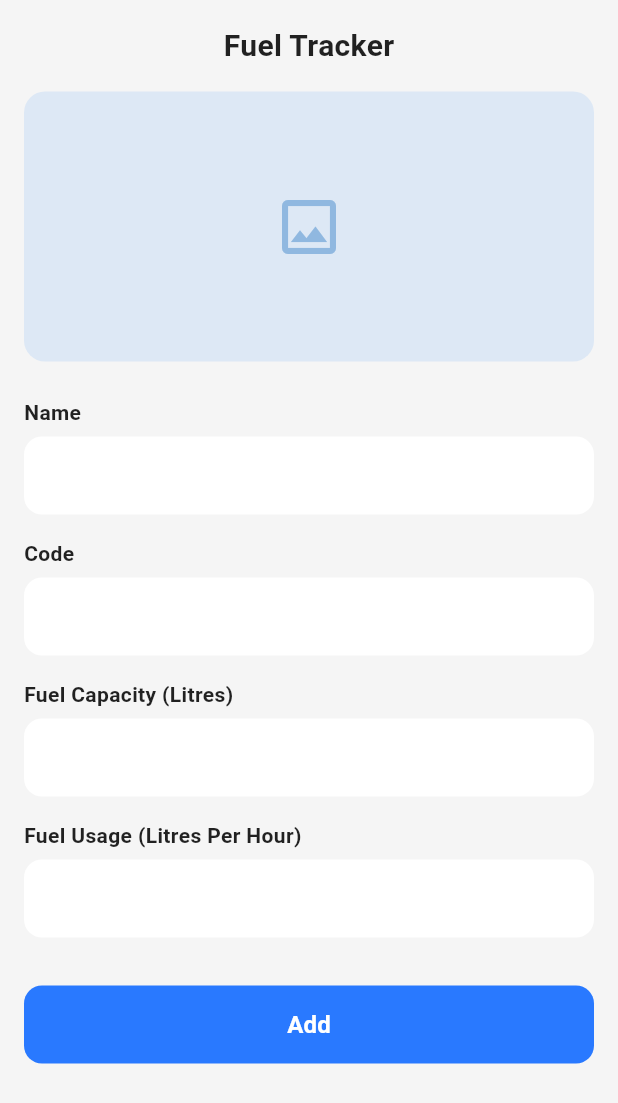
After one commit to Praneeth-Jayarathna/MAD, a Flutter app: the AddGeneratorScreen screen opened directly, on a phone screen of 412 x 824 dp. The commit adds this screen. Shown: the top 1103 px of the screen. Run offline on Flutter 3.47's test engine with Material 3 defaults, Android fonts, the phone set to English and light mode, and no system bars.

Commit message:
add generator screen added

```diff
--- /dev/null
+++ b/lib/screens/add_generator_screen.dart
@@ -0,0 +1,182 @@
+import 'package:flutter/material.dart';
+
+class AddGeneratorScreen extends StatefulWidget {
+  const AddGeneratorScreen({super.key});
+
+  @override
+  State<AddGeneratorScreen> createState() => _AddGeneratorScreenState();
+}
+
+class _AddGeneratorScreenState extends State<AddGeneratorScreen> {
+  final _nameController = TextEditingController();
+  final _codeController = TextEditingController();
+  final _capacityController = TextEditingController();
+  final _usageController = TextEditingController();
+
+  @override
+  void dispose() {
+    _nameController.dispose();
+    _codeController.dispose();
+    _capacityController.dispose();
+    _usageController.dispose();
+    super.dispose();
+  }
+
+  void _onAdd() {
+    Navigator.pop(context, {
+      'name': _nameController.text,
+      'code': _codeController.text,
+      'capacity': _capacityController.text,
+      'usage': _usageController.text,
+    });
+  }
+
+  @override
+  Widget build(BuildContext context) {
+    return Scaffold(
+      backgroundColor: const Color(0xFFF5F5F5),
+      body: SafeArea(
+        child: Column(
+          children: [
+            const Padding(
+              padding: EdgeInsets.symmetric(vertical: 16),
+              child: Center(
+                child: Text(
+                  'Fuel Tracker',
+                  style: TextStyle(
+                    fontSize: 20,
+                    fontWeight: FontWeight.bold,
+                    color: Colors.black87,
+                  ),
+                ),
+              ),
+            ),
+            Expanded(
+              child: SingleChildScrollView(
+                padding: const EdgeInsets.symmetric(horizontal: 16),
+                child: Column(
+                  crossAxisAlignment: CrossAxisAlignment.start,
+                  children: [
+                    // Image picker placeholder
+                    Container(
+                      width: double.infinity,
+                      height: 180,
+                      decoration: BoxDecoration(
+                        color: const Color(0xFFDDE8F5),
+                        borderRadius: BorderRadius.circular(14),
+                      ),
+                      child: const Center(
+                        child: Icon(
+                          Icons.image_outlined,
+                          size: 48,
+                          color: Color(0xFF90B8E0),
+                        ),
+                      ),
+                    ),
+                    const SizedBox(height: 24),
+
+                    const _FieldLabel('Name'),
+                    const SizedBox(height: 6),
+                    _InputField(controller: _nameController),
+                    const SizedBox(height: 16),
+
+                    const _FieldLabel('Code'),
+                    const SizedBox(height: 6),
+                    _InputField(controller: _codeController),
+                    const SizedBox(height: 16),
+
+                    const _FieldLabel('Fuel Capacity (Litres)'),
+                    const SizedBox(height: 6),
+                    _InputField(
+                      controller: _capacityController,
+                      keyboardType: TextInputType.number,
+                    ),
+                    const SizedBox(height: 16),
+
+                    const _FieldLabel('Fuel Usage (Litres Per Hour)'),
+                    const SizedBox(height: 6),
+                    _InputField(
+                      controller: _usageController,
+                      keyboardType: TextInputType.number,
+                    ),
+                    const SizedBox(height: 32),
+
+                    // Add button
+                    SizedBox(
+                      width: double.infinity,
+                      height: 52,
+                      child: ElevatedButton(
+                        onPressed: _onAdd,
+                        style: ElevatedButton.styleFrom(
+                          backgroundColor: const Color(0xFF2979FF),
+                          foregroundColor: Colors.white,
+                          shape: RoundedRectangleBorder(
+                            borderRadius: BorderRadius.circular(12),
+                          ),
+                          elevation: 0,
+                        ),
+                        child: const Text(
+                          'Add',
+                          style: TextStyle(fontSize: 16, fontWeight: FontWeight.w600),
+                        ),
+                      ),
+                    ),
+                    const SizedBox(height: 24),
+                  ],
+                ),
+              ),
+            ),
+          ],
+        ),
+      ),
+    );
+  }
+}
+
+class _FieldLabel extends StatelessWidget {
+  final String text;
+  const _FieldLabel(this.text);
+
+  @override
+  Widget build(BuildContext context) {
+    return Text(
+      text,
+      style: const TextStyle(fontWeight: FontWeight.bold, fontSize: 14, color: Colors.black87),
+    );
+  }
+}
+
+class _InputField extends StatelessWidget {
+  final TextEditingController controller;
+  final TextInputType keyboardType;
+
+  const _InputField({
+    required this.controller,
+    this.keyboardType = TextInputType.text,
+  });
+
+  @override
+  Widget build(BuildContext context) {
+    return TextField(
+      controller: controller,
+      keyboardType: keyboardType,
+      decoration: InputDecoration(
+        filled: true,
+        fillColor: Colors.white,
+        contentPadding: const EdgeInsets.symmetric(horizontal: 14, vertical: 14),
+        border: OutlineInputBorder(
+          borderRadius: BorderRadius.circular(12),
+          borderSide: BorderSide.none,
+        ),
+        enabledBorder: OutlineInputBorder(
+          borderRadius: BorderRadius.circular(12),
+          borderSide: BorderSide.none,
+        ),
+        focusedBorder: OutlineInputBorder(
+          borderRadius: BorderRadius.circular(12),
+          borderSide: const BorderSide(color: Color(0xFF2979FF), width: 1.5),
+        ),
+      ),
+    );
+  }
+}
```
Also changed, not shown: lib/screens/generator_detail_screen.dart (added, +168 -0 lines), lib/screens/generators_screen.dart (+26 -3 lines).
